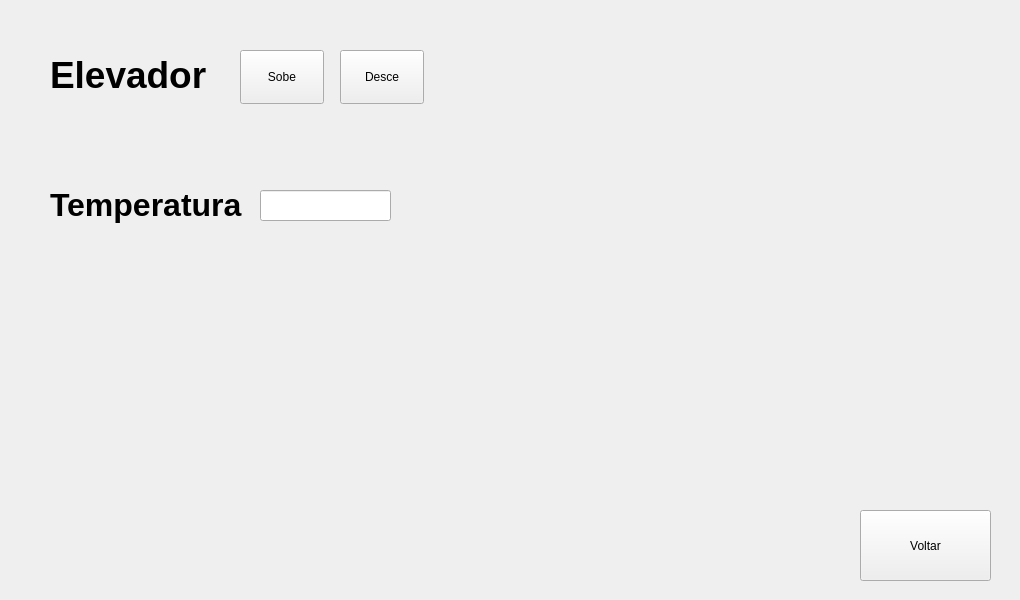
Before: the Qt Designer form View/form_operacao_manual.ui in maeda-st/choque-termico, drawn with Qt 5.
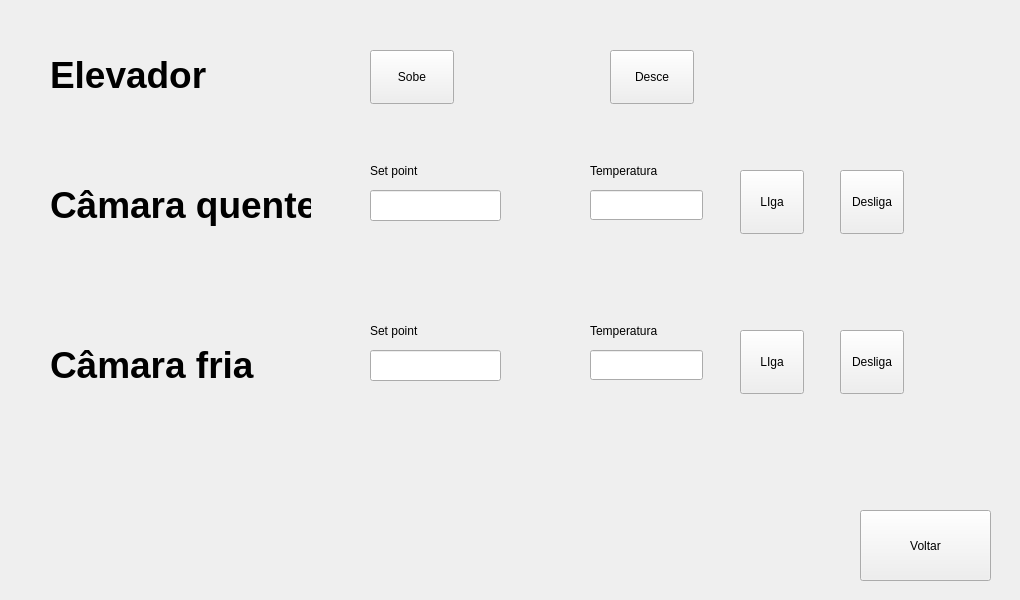
After: the same form once the commit is applied.

Patch:
```diff
--- a/View/form_operacao_manual.ui
+++ b/View/form_operacao_manual.ui
@@ -42,7 +42,7 @@
   <widget class="QPushButton" name="btElevadorSobe">
    <property name="geometry">
     <rect>
-     <x>240</x>
+     <x>370</x>
      <y>50</y>
      <width>84</width>
      <height>54</height>
@@ -55,7 +55,7 @@
   <widget class="QPushButton" name="btElevadorDesce">
    <property name="geometry">
     <rect>
-     <x>340</x>
+     <x>610</x>
      <y>50</y>
      <width>84</width>
      <height>54</height>
@@ -70,24 +70,171 @@
     <rect>
      <x>50</x>
      <y>180</y>
-     <width>211</width>
+     <width>261</width>
      <height>51</height>
     </rect>
    </property>
    <property name="text">
-    <string>&lt;html&gt;&lt;head/&gt;&lt;body&gt;&lt;p&gt;&lt;span style=&quot; font-size:24pt; font-weight:600;&quot;&gt;Temperatura&lt;/span&gt;&lt;/p&gt;&lt;/body&gt;&lt;/html&gt;</string>
+    <string>&lt;html&gt;&lt;head/&gt;&lt;body&gt;&lt;p&gt;&lt;span style=&quot; font-size:28pt; font-weight:600;&quot;&gt;Câmara quente&lt;/span&gt;&lt;/p&gt;&lt;/body&gt;&lt;/html&gt;</string>
    </property>
   </widget>
   <widget class="QLineEdit" name="txTemperatura">
    <property name="geometry">
     <rect>
-     <x>260</x>
+     <x>370</x>
      <y>190</y>
      <width>131</width>
      <height>31</height>
     </rect>
    </property>
   </widget>
+  <widget class="QLineEdit" name="txTemperaturaQuente">
+   <property name="geometry">
+    <rect>
+     <x>590</x>
+     <y>190</y>
+     <width>113</width>
+     <height>30</height>
+    </rect>
+   </property>
+  </widget>
+  <widget class="QLabel" name="label_3">
+   <property name="geometry">
+    <rect>
+     <x>370</x>
+     <y>160</y>
+     <width>68</width>
+     <height>22</height>
+    </rect>
+   </property>
+   <property name="text">
+    <string>Set point</string>
+   </property>
+  </widget>
+  <widget class="QLabel" name="label_4">
+   <property name="geometry">
+    <rect>
+     <x>590</x>
+     <y>160</y>
+     <width>101</width>
+     <height>22</height>
+    </rect>
+   </property>
+   <property name="text">
+    <string>Temperatura</string>
+   </property>
+  </widget>
+  <widget class="QPushButton" name="btLigaQuente">
+   <property name="geometry">
+    <rect>
+     <x>740</x>
+     <y>170</y>
+     <width>64</width>
+     <height>64</height>
+    </rect>
+   </property>
+   <property name="text">
+    <string>LIga</string>
+   </property>
+  </widget>
+  <widget class="QPushButton" name="btDesligaQuente">
+   <property name="geometry">
+    <rect>
+     <x>840</x>
+     <y>170</y>
+     <width>64</width>
+     <height>64</height>
+    </rect>
+   </property>
+   <property name="text">
+    <string>Desliga</string>
+   </property>
+  </widget>
+  <widget class="QLabel" name="label_5">
+   <property name="geometry">
+    <rect>
+     <x>590</x>
+     <y>320</y>
+     <width>101</width>
+     <height>22</height>
+    </rect>
+   </property>
+   <property name="text">
+    <string>Temperatura</string>
+   </property>
+  </widget>
+  <widget class="QLabel" name="label_6">
+   <property name="geometry">
+    <rect>
+     <x>370</x>
+     <y>320</y>
+     <width>68</width>
+     <height>22</height>
+    </rect>
+   </property>
+   <property name="text">
+    <string>Set point</string>
+   </property>
+  </widget>
+  <widget class="QLineEdit" name="txTemperaturaFrio">
+   <property name="geometry">
+    <rect>
+     <x>590</x>
+     <y>350</y>
+     <width>113</width>
+     <height>30</height>
+    </rect>
+   </property>
+  </widget>
+  <widget class="QLineEdit" name="txSetPointFrio">
+   <property name="geometry">
+    <rect>
+     <x>370</x>
+     <y>350</y>
+     <width>131</width>
+     <height>31</height>
+    </rect>
+   </property>
+  </widget>
+  <widget class="QPushButton" name="btLigaFrio">
+   <property name="geometry">
+    <rect>
+     <x>740</x>
+     <y>330</y>
+     <width>64</width>
+     <height>64</height>
+    </rect>
+   </property>
+   <property name="text">
+    <string>LIga</string>
+   </property>
+  </widget>
+  <widget class="QPushButton" name="btDesligaFrio">
+   <property name="geometry">
+    <rect>
+     <x>840</x>
+     <y>330</y>
+     <width>64</width>
+     <height>64</height>
+    </rect>
+   </property>
+   <property name="text">
+    <string>Desliga</string>
+   </property>
+  </widget>
+  <widget class="QLabel" name="label_7">
+   <property name="geometry">
+    <rect>
+     <x>50</x>
+     <y>340</y>
+     <width>261</width>
+     <height>51</height>
+    </rect>
+   </property>
+   <property name="text">
+    <string>&lt;html&gt;&lt;head/&gt;&lt;body&gt;&lt;p&gt;&lt;span style=&quot; font-size:28pt; font-weight:600;&quot;&gt;Câmara fria&lt;/span&gt;&lt;/p&gt;&lt;/body&gt;&lt;/html&gt;</string>
+   </property>
+  </widget>
  </widget>
  <resources/>
  <connections/>
```
Left out of the diff: 2 changed lines with no effect on the pictures.
